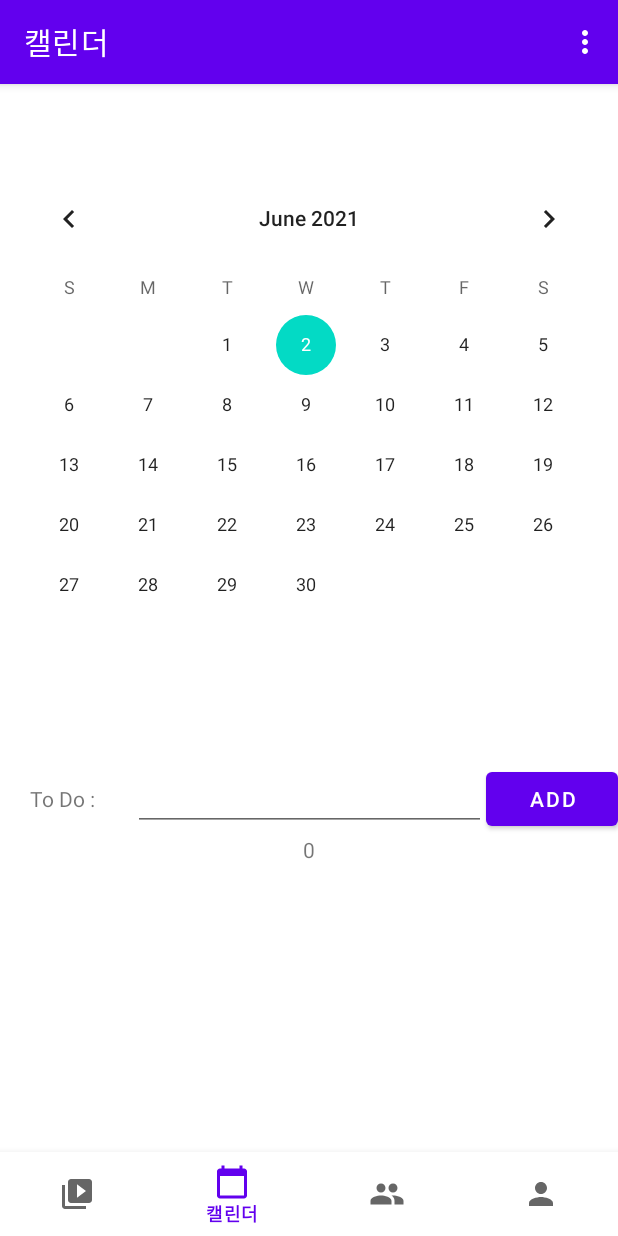
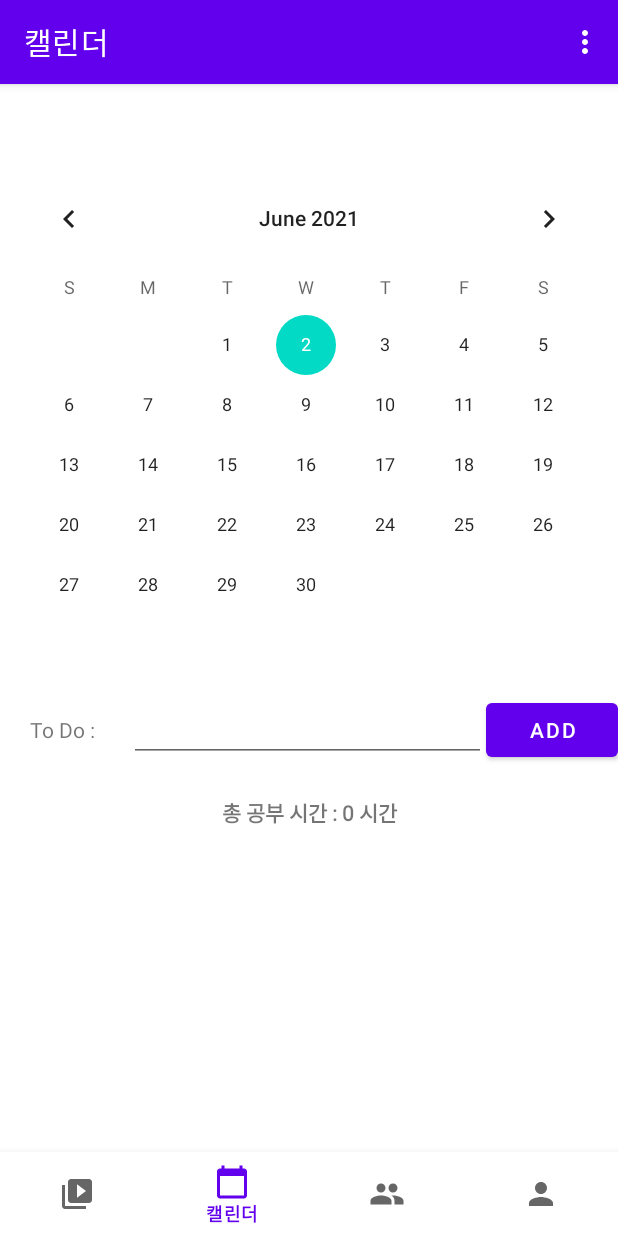
Before and after one commit to HanChangHun/CCPlayer, an Android app: the CalendarFragment screen opened through its navigation route, on a phone screen of 412 x 824 dp. Run offline under Robolectric (Android 15) with nearby library versions, the phone set to English and light mode, and no system bars; our stand-ins replace Firebase (no records; nobody signed in at launch, a user with empty details on screens opened directly), navigation-ui.

Commit message:
Calendar error fix
Error fix (key and database error)_ Can use data base and delete function

```diff
--- a/yubin_layout_test/app/src/main/java/com/example/layout_test/ui/calendar/CalendarFragment.java
+++ b/yubin_layout_test/app/src/main/java/com/example/layout_test/ui/calendar/CalendarFragment.java
@@ -2,6 +2,7 @@ package com.example.layout_test.ui.calendar;
 //package rebuild.com.sharedpreferences;
 
 import android.content.Context;
+import android.graphics.Paint;
 import android.os.Bundle;
 import android.util.Log;
 import android.view.LayoutInflater;
@@ -57,8 +58,6 @@ public class CalendarFragment extends Fragment {
         final ArrayList<String> todo = new ArrayList<String>() ;
         final ArrayAdapter adapter = new ArrayAdapter(getActivity(), android.R.layout.simple_list_item_multiple_choice,
                 todo);
-        //listview.setAdapter(adapter);
-        //listview.setChoiceMode(ListView.CHOICE_MODE_MULTIPLE);
 
         //Initial Key is current date
         Calendar c = Calendar.getInstance();
@@ -67,12 +66,12 @@ public class CalendarFragment extends Fragment {
         selectedDay = c.get(Calendar.DATE);
         keyOfData = keyManager.initialKey();
         Log.i("Initial key", keyOfData);
-        rebuild.com.sharedpreferences.SharedPreference.setString(mContext, keyOfData, "0");
+        rebuild.com.sharedpreferences.SharedPreference.setString(mContext, keyOfData, "총 공부 시간 : 0 시간");
         data = rebuild.com.sharedpreferences.SharedPreference.getString(mContext, keyOfData);
         if(data != "")
         {
-            //todo.add(data);
             textView.setText(data);
+            textView.setPaintFlags(textView.getPaintFlags() | Paint.FAKE_BOLD_TEXT_FLAG);
             adapter.notifyDataSetChanged();
         }
         int index = keyManager.endOfDateIndex(Integer.toString(selectedYear), Integer.toString(selectedMon), Integer.toString(selectedDay));
@@ -86,6 +85,7 @@ public class CalendarFragment extends Fragment {
             }
             adapter.notifyDataSetChanged();
         }
+
         //If users click the calendar, key data change.
         cal.setOnDateChangeListener(new CalendarView.OnDateChangeListener() {
             @Override
@@ -98,18 +98,18 @@ public class CalendarFragment extends Fragment {
 
                 //선택된 날짜의 key로 현재 key를 갱신
                 keyOfData = keyManager.newKey(Integer.toString(selectedYear), Integer.toString(selectedMon), Integer.toString(selectedDay));
-                rebuild.com.sharedpreferences.SharedPreference.setString(mContext, keyOfData, "0");
+                rebuild.com.sharedpreferences.SharedPreference.setString(mContext, keyOfData, "총 공부 시간 : 0 시간");
                 Log.i("After key", keyOfData);
                 data = rebuild.com.sharedpreferences.SharedPreference.getString(mContext, keyOfData);
                 textView.setText(data);
                 int index = keyManager.endOfDateIndex(Integer.toString(selectedYear), Integer.toString(selectedMon), Integer.toString(selectedDay));
                 if(index > 0)
                 {
-                    for(int i = 1 ; i < index + 1 ; i++)
-                    {
-                        data = rebuild.com.sharedpreferences.SharedPreference.getString(mContext,Integer.toString(selectedYear)+
-                                Integer.toString(selectedMon)+ Integer.toString(selectedDay) + "_" + Integer.toString(i));
+                    for(int i = 1 ; i < index + 1 ; i++) {
+                        data = rebuild.com.sharedpreferences.SharedPreference.getString(mContext, Integer.toString(selectedYear) +
+                                Integer.toString(selectedMon) + Integer.toString(selectedDay) + "_" + Integer.toString(i));
                         todo.add(data);
+                        Log.i("data add", data);
                     }
                     adapter.notifyDataSetChanged();
                 }
@@ -133,7 +133,26 @@ public class CalendarFragment extends Fragment {
                     adapter.notifyDataSetChanged();
                     Log.i("add", keyOfData);
                 }
+                for(int i = 0; i < todo.size(); i++)
+                {
+                    Log.i("todo : ", todo.get(i));
+                }
 
+            }
+        });
+
+        listview.setOnItemLongClickListener(new AdapterView.OnItemLongClickListener() {
+            @Override
+            public boolean onItemLongClick(AdapterView<?> parent, View view,
+                                           int position, long id) {
+                todo.remove(position);
+                rebuild.com.sharedpreferences.SharedPreference.removeKey(mContext, Integer.toString(selectedYear) +
+                        Integer.toString(selectedMon) + Integer.toString(selectedDay) + "_" + Integer.toString(position + 1));
+                adapter.notifyDataSetChanged();
+                Toast toast = Toast.makeText(mContext, "삭제되었습니다.", Toast.LENGTH_SHORT);
+                toast.show();
+                // 이벤트 처리 종료 , 여기만 리스너 적용시키고 싶으면 true , 아니면 false
+                return true;
             }
         });
         listview.setAdapter(adapter);
--- a/yubin_layout_test/app/src/main/java/com/example/layout_test/ui/calendar/KeyManager.java
+++ b/yubin_layout_test/app/src/main/java/com/example/layout_test/ui/calendar/KeyManager.java
@@ -78,7 +78,7 @@ public class KeyManager {
         int cnt = 0;
         if(keyList.contains(findKey)) {
             index = keyList.indexOf(findKey);
-            for (int i = index; i < keyList.size(); i++) {
+            for (int i = index + 1; i < keyList.size(); i++) {
                 if (keyList.get(i).contains("_Time") || i == keyList.size() - 1) {
                     break;
                 }
--- a/yubin_layout_test/app/src/main/res/layout/screen_calendar.xml
+++ b/yubin_layout_test/app/src/main/res/layout/screen_calendar.xml
@@ -10,9 +10,9 @@
     <CalendarView
         android:id="@+id/calendarView"
         android:layout_width="match_parent"
-        android:layout_height="600dp"
-        android:gravity="center_horizontal|center_vertical"
-        android:layout_weight="1" />
+        android:layout_height="522dp"
+        android:layout_weight="1"
+        android:gravity="center_horizontal|center_vertical" />
 
     <LinearLayout
         android:layout_width="match_parent"
@@ -21,7 +21,7 @@
 
         <TextView
             android:id="@+id/newTodo"
-            android:layout_width="265dp"
+            android:layout_width="260dp"
             android:layout_height="wrap_content"
             android:layout_weight="1"
             android:text="      To Do : " />
@@ -52,7 +52,7 @@
     <TextView
         android:id="@+id/textView"
         android:layout_width="match_parent"
-        android:layout_height="220dp"
+        android:layout_height="233dp"
         android:layout_weight="1"
         android:gravity="center_horizontal|center_vertical"
         android:text="공부 시간 : 0시간 0분" />
```
